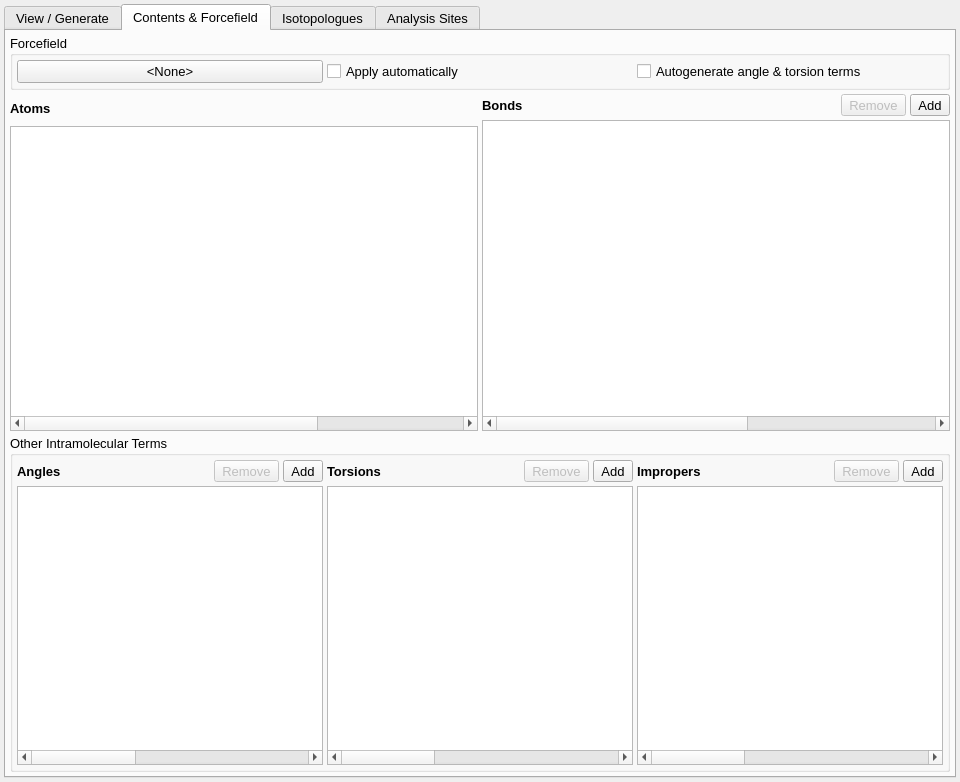
Above: src/gui/speciestab.ui from disorderedmaterials/dissolve before the change. Below: the same form after it.
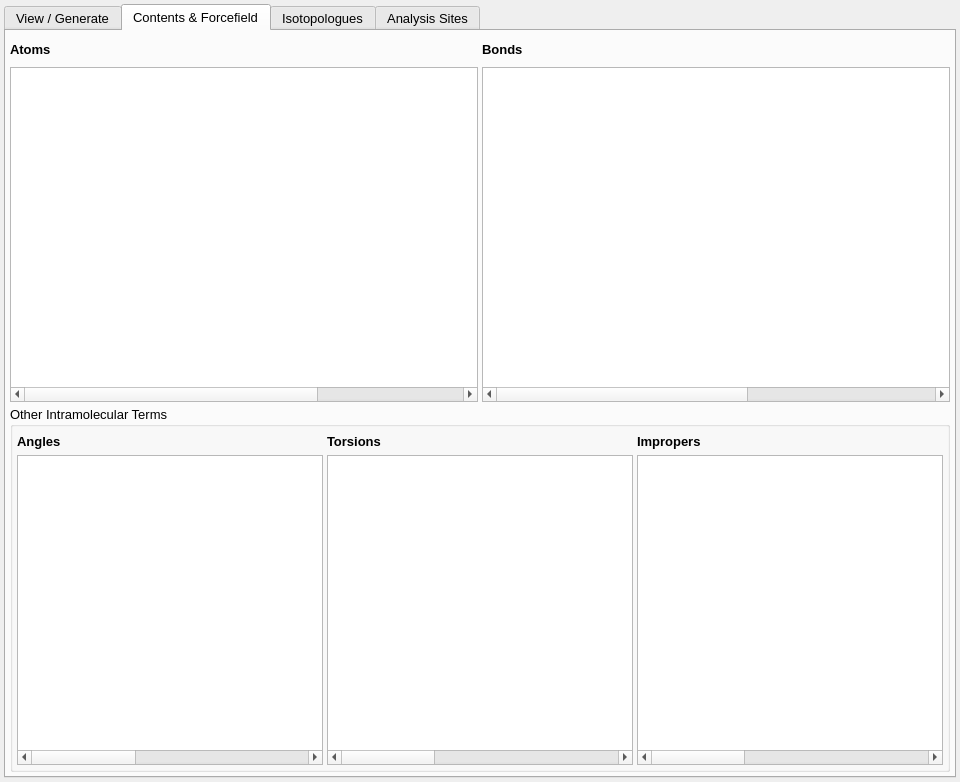
That is the form after the change. The open tabs and pages were chosen to show the change. Icons and pictures are not drawn. Custom widgets are drawn as their Qt base class.

Diff of the .ui file:
```diff
--- a/src/gui/speciestab.ui
+++ b/src/gui/speciestab.ui
@@ -151,55 +151,6 @@
        <property name="bottomMargin">
         <number>4</number>
        </property>
-       <item>
-        <widget class="QGroupBox" name="ForcefieldGroup">
-         <property name="title">
-          <string>Forcefield</string>
-         </property>
-         <layout class="QHBoxLayout" name="horizontalLayout_11">
-          <property name="spacing">
-           <number>4</number>
-          </property>
-          <property name="leftMargin">
-           <number>4</number>
-          </property>
-          <property name="topMargin">
-           <number>4</number>
-          </property>
-          <property name="rightMargin">
-           <number>4</number>
-          </property>
-          <property name="bottomMargin">
-           <number>4</number>
-          </property>
-          <item>
-           <widget class="QPushButton" name="ForcefieldButton">
-            <property name="text">
-             <string>&lt;None&gt;</string>
-            </property>
-            <property name="icon">
-             <iconset resource="main.qrc">
-              <normaloff>:/tabs/icons/tabs_ff.svg</normaloff>:/tabs/icons/tabs_ff.svg</iconset>
-            </property>
-           </widget>
-          </item>
-          <item>
-           <widget class="QCheckBox" name="ForcefieldAutoApplyCheck">
-            <property name="text">
-             <string>Apply automatically</string>
-            </property>
-           </widget>
-          </item>
-          <item>
-           <widget class="QCheckBox" name="ForcefieldAutoUpdateIntramolecularCheck">
-            <property name="text">
-             <string>Autogenerate angle &amp;&amp; torsion terms</string>
-            </property>
-           </widget>
-          </item>
-         </layout>
-        </widget>
-       </item>
        <item>
         <layout class="QHBoxLayout" name="horizontalLayout_2">
          <item>
@@ -215,7 +166,7 @@
              <item>
               <widget class="QLabel" name="AtomsLabel">
                <property name="sizePolicy">
-                <sizepolicy hsizetype="Preferred" vsizetype="Fixed">
+                <sizepolicy hsizetype="Preferred" vsizetype="Minimum">
                  <horstretch>0</horstretch>
                  <verstretch>0</verstretch>
                 </sizepolicy>
@@ -342,6 +293,12 @@
                  <verstretch>0</verstretch>
                 </sizepolicy>
                </property>
+               <property name="minimumSize">
+                <size>
+                 <width>0</width>
+                 <height>28</height>
+                </size>
+               </property>
                <property name="font">
                 <font>
                  <weight>75</weight>
@@ -366,65 +323,16 @@
                </property>
               </spacer>
              </item>
-             <item>
-              <widget class="QToolButton" name="BondRemoveButton">
-               <property name="enabled">
-                <bool>false</bool>
-               </property>
-               <property name="sizePolicy">
-                <sizepolicy hsizetype="Minimum" vsizetype="Fixed">
-                 <horstretch>0</horstretch>
-                 <verstretch>0</verstretch>
-                </sizepolicy>
-               </property>
-               <property name="text">
-                <string>Remove</string>
-               </property>
-               <property name="icon">
-                <iconset resource="main.qrc">
-                 <normaloff>:/general/icons/general_remove.svg</normaloff>:/general/icons/general_remove.svg</iconset>
-               </property>
-               <property name="iconSize">
-                <size>
-                 <width>16</width>
-                 <height>16</height>
-                </size>
-               </property>
-               <property name="toolButtonStyle">
-                <enum>Qt::ToolButtonTextBesideIcon</enum>
-               </property>
-              </widget>
-             </item>
-             <item>
-              <widget class="QToolButton" name="BondAddButton">
-               <property name="sizePolicy">
-                <sizepolicy hsizetype="Minimum" vsizetype="Fixed">
-                 <horstretch>0</horstretch>
-                 <verstretch>0</verstretch>
-                </sizepolicy>
-               </property>
-               <property name="text">
-                <string>Add</string>
-               </property>
-               <property name="icon">
-                <iconset resource="main.qrc">
-                 <normaloff>:/general/icons/general_add.svg</normaloff>:/general/icons/general_add.svg</iconset>
-               </property>
-               <property name="iconSize">
-                <size>
-                 <width>16</width>
-                 <height>16</height>
-                </size>
-               </property>
-               <property name="toolButtonStyle">
-                <enum>Qt::ToolButtonTextBesideIcon</enum>
-               </property>
-              </widget>
-             </item>
             </layout>
            </item>
            <item>
             <widget class="QTableWidget" name="BondTable">
+             <property name="sizePolicy">
+              <sizepolicy hsizetype="Expanding" vsizetype="Expanding">
+               <horstretch>0</horstretch>
+               <verstretch>1</verstretch>
+              </sizepolicy>
+             </property>
              <property name="editTriggers">
               <set>QAbstractItemView::AllEditTriggers</set>
              </property>
@@ -559,61 +467,6 @@
                 </property>
                </spacer>
               </item>
-              <item>
-               <widget class="QToolButton" name="AngleRemoveButton">
-                <property name="enabled">
-                 <bool>false</bool>
-                </property>
-                <property name="sizePolicy">
-                 <sizepolicy hsizetype="Minimum" vsizetype="Fixed">
-                  <horstretch>0</horstretch>
-                  <verstretch>0</verstretch>
-                 </sizepolicy>
-                </property>
-                <property name="text">
-                 <string>Remove</string>
-                </property>
-                <property name="icon">
-                 <iconset resource="main.qrc">
-                  <normaloff>:/general/icons/general_remove.svg</normaloff>:/general/icons/general_remove.svg</iconset>
-                </property>
-                <property name="iconSize">
-                 <size>
-                  <width>16</width>
-                  <height>16</height>
-                 </size>
-                </property>
-                <property name="toolButtonStyle">
-                 <enum>Qt::ToolButtonTextBesideIcon</enum>
-                </property>
-               </widget>
-              </item>
-              <item>
-               <widget class="QToolButton" name="AngleAddButton">
-                <property name="sizePolicy">
-                 <sizepolicy hsizetype="Minimum" vsizetype="Fixed">
-                  <horstretch>0</horstretch>
-                  <verstretch>0</verstretch>
-                 </sizepolicy>
-                </property>
-                <property name="text">
-                 <string>Add</string>
-                </property>
-                <property name="icon">
-                 <iconset resource="main.qrc">
-                  <normaloff>:/general/icons/general_add.svg</normaloff>:/general/icons/general_add.svg</iconset>
-                </property>
-                <property name="iconSize">
-                 <size>
-                  <width>16</width>
-                  <height>16</height>
-                 </size>
-                </property>
-                <property name="toolButtonStyle">
-                 <enum>Qt::ToolButtonTextBesideIcon</enum>
-                </property>
-               </widget>
-              </item>
              </layout>
             </item>
             <item>
@@ -734,61 +587,6 @@
                 </property>
                </spacer>
               </item>
-              <item>
-               <widget class="QToolButton" name="TorsionRemoveButton">
-                <property name="enabled">
-                 <bool>false</bool>
-                </property>
-                <property name="sizePolicy">
-                 <sizepolicy hsizetype="Minimum" vsizetype="Fixed">
-                  <horstretch>0</horstretch>
-                  <verstretch>0</verstretch>
-                 </sizepolicy>
-                </property>
-                <property name="text">
-                 <string>Remove</string>
-                </property>
-                <property name="icon">
-                 <iconset resource="main.qrc">
-                  <normaloff>:/general/icons/general_remove.svg</normaloff>:/general/icons/general_remove.svg</iconset>
-                </property>
-                <property name="iconSize">
-                 <size>
-                  <width>16</width>
-                  <height>16</height>
-                 </size>
-                </property>
-                <property name="toolButtonStyle">
-                 <enum>Qt::ToolButtonTextBesideIcon</enum>
-                </property>
-               </widget>
-              </item>
-              <item>
-               <widget class="QToolButton" name="TorsionAddButton">
-                <property name="sizePolicy">
-                 <sizepolicy hsizetype="Minimum" vsizetype="Fixed">
-                  <horstretch>0</horstretch>
-                  <verstretch>0</verstretch>
-                 </sizepolicy>
-                </property>
-                <property name="text">
-                 <string>Add</string>
-                </property>
-                <property name="icon">
-                 <iconset resource="main.qrc">
-                  <normaloff>:/general/icons/general_add.svg</normaloff>:/general/icons/general_add.svg</iconset>
-                </property>
-                <property name="iconSize">
-                 <size>
-                  <width>16</width>
-                  <height>16</height>
-                 </size>
-                </property>
-                <property name="toolButtonStyle">
-                 <enum>Qt::ToolButtonTextBesideIcon</enum>
-                </property>
-               </widget>
-              </item>
              </layout>
             </item>
             <item>
@@ -914,61 +712,6 @@
                 </property>
                </spacer>
               </item>
-              <item>
-               <widget class="QToolButton" name="ImproperRemoveButton">
-                <property name="enabled">
-                 <bool>false</bool>
-                </property>
-                <property name="sizePolicy">
-                 <sizepolicy hsizetype="Minimum" vsizetype="Fixed">
-                  <horstretch>0</horstretch>
-                  <verstretch>0</verstretch>
-                 </sizepolicy>
-                </property>
-                <property name="text">
-                 <string>Remove</string>
-                </property>
-                <property name="icon">
-                 <iconset resource="main.qrc">
-                  <normaloff>:/general/icons/general_remove.svg</normaloff>:/general/icons/general_remove.svg</iconset>
-                </property>
-                <property name="iconSize">
-                 <size>
-                  <width>16</width>
-                  <height>16</height>
-                 </size>
-                </property>
-                <property name="toolButtonStyle">
-                 <enum>Qt::ToolButtonTextBesideIcon</enum>
-                </property>
-               </widget>
-              </item>
-              <item>
-               <widget class="QToolButton" name="ImproperAddButton">
-                <property name="sizePolicy">
-                 <sizepolicy hsizetype="Minimum" vsizetype="Fixed">
-                  <horstretch>0</horstretch>
-                  <verstretch>0</verstretch>
-                 </sizepolicy>
-                </property>
-                <property name="text">
-                 <string>Add</string>
-                </property>
-                <property name="icon">
-                 <iconset resource="main.qrc">
-                  <normaloff>:/general/icons/general_add.svg</normaloff>:/general/icons/general_add.svg</iconset>
-                </property>
-                <property name="iconSize">
-                 <size>
-                  <width>16</width>
-                  <height>16</height>
-                 </size>
-                </property>
-                <property name="toolButtonStyle">
-                 <enum>Qt::ToolButtonTextBesideIcon</enum>
-                </property>
-               </widget>
-              </item>
              </layout>
             </item>
             <item>
```
Left out of the diff: 2 changed lines with no effect on the pictures.
